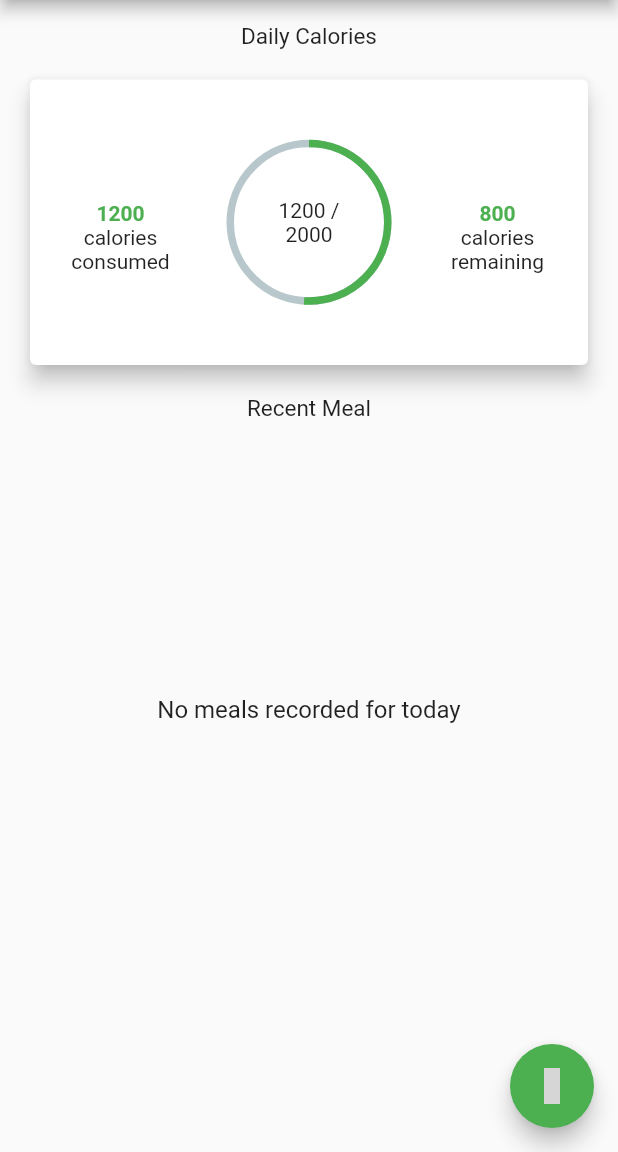
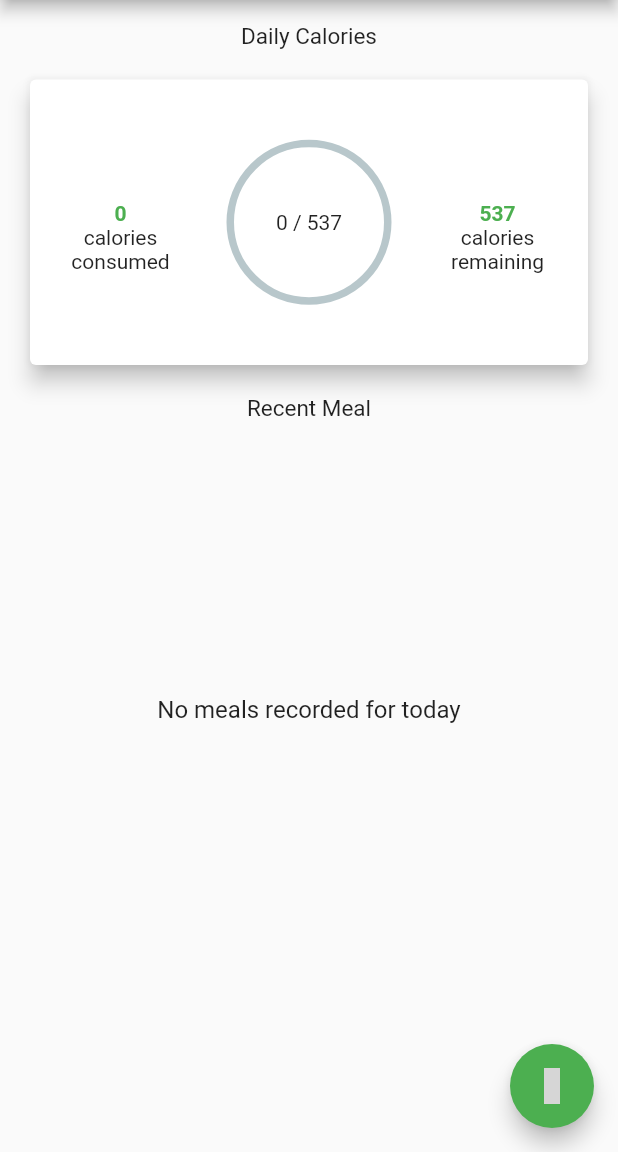
Before and after one commit to Hazrulidham28/Malay-Food-Calorie-Tracker-, a Flutter app: the MainPageWidgets screen opened directly, on a phone screen of 412 x 824 dp, the part 84-1236 px from its top. Run offline on Flutter 3.47's test engine with Material 2 defaults, Android fonts, the phone set to English and light mode, and no system bars; drawn by our look-alikes of percent_indicator; our stand-ins replace cloud_firestore, firebase_auth, firebase_core, firebase_storage, iconsax, image_picker and 1 more; missing offline and left inert: tflite_flutter; accounts and stored records are empty; grey boxes are pictures that could not be loaded.

Commit message:
add progress indicator

```diff
--- a/lib/controllers/foodServices.dart
+++ b/lib/controllers/foodServices.dart
@@ -12,6 +12,7 @@ class FoodService {
       int caloriesIndex, File foodImage) async {
     String foodID = _firestore.collection('foods').doc().id;
     try {
+      // File compressedImage = await compressImage(foodImage);
       //upload food image to firebase storage
       String imageURL = await _uploadFoodImage(userID, foodImage);
 
--- a/lib/providers/userProvider.dart
+++ b/lib/providers/userProvider.dart
@@ -109,4 +109,45 @@ class userProvider extends ChangeNotifier {
       throw e;
     }
   }
+
+  double getDailyIntake() {
+    double BMR = 0;
+
+    if (user!.gender.toLowerCase() == 'male') {
+      BMR = 88.362 +
+          (13.397 * user!.weight) +
+          (4.799 * user!.height) -
+          (5.677 * user!.age);
+    } else {
+      BMR = 447.593 +
+          (9.247 * user!.weight) +
+          (3.098 * user!.height) -
+          (4.330 * user!.age);
+    }
+
+    double activityFactor = 0, dailyIntake = 0;
+
+    switch (user!.activityLevel.toLowerCase()) {
+      case 'sedentary':
+        activityFactor = 1.2;
+        break;
+      case 'lightly active':
+        activityFactor = 1.375;
+        break;
+      case 'moderately active':
+        activityFactor = 1.55;
+        break;
+      case 'very active':
+        activityFactor = 1.725;
+        break;
+      case 'extra active':
+        activityFactor = 1.9;
+        break;
+      default:
+        activityFactor = 1.2;
+    }
+
+    dailyIntake = BMR * activityFactor;
+    return dailyIntake;
+  }
 }
--- a/lib/widgets/main_page_widgets.dart
+++ b/lib/widgets/main_page_widgets.dart
@@ -7,6 +7,7 @@ import '../controllers/foodServices.dart';
 import '../models/food.dart';
 import '../providers/tflite.dart';
 import '../providers/userProvider.dart'; // Update the import path for tflite.dart
+import 'dart:math';
 
 class MainPageWidgets extends StatefulWidget {
   @override
@@ -18,6 +19,9 @@ class _MainPageWidgetsState extends State<MainPageWidgets> {
   int _quantity = 1; // Initial quantity
   final FoodService _foodService = FoodService();
   List<Food> _todaysMeals = [];
+  double _totalCalories = 0;
+  double dailyIntake = 0;
+  double _remainingCal = 0;
 
   @override
   void dispose() {
@@ -35,7 +39,7 @@ class _MainPageWidgetsState extends State<MainPageWidgets> {
     automaticallyImplyLeading: false,
     title: Container(
       alignment: Alignment.center,
-      child: Text(
+      child: const Text(
         'Malay Food Calorie Tracker',
         textAlign: TextAlign.right,
       ),
@@ -78,10 +82,16 @@ class _MainPageWidgetsState extends State<MainPageWidgets> {
   Future<void> _fetchTodaysMeals() async {
     final userProvider userProviders =
         Provider.of<userProvider>(context, listen: false);
+    dailyIntake = userProviders.getDailyIntake();
+
     final List<Food> meals =
         await _foodService.getTodaysMeals(userProviders.userR!.userId);
+    double totalcalories = meals.fold(0, (sum, meal) => sum + meal.foodCal);
+
     setState(() {
       _todaysMeals = meals;
+      _totalCalories = totalcalories;
+      _remainingCal = dailyIntake - totalcalories;
     });
   }
 
@@ -95,10 +105,10 @@ class _MainPageWidgetsState extends State<MainPageWidgets> {
           appBar: appBar,
           body: Column(
             children: [
-              SizedBox(
+              const SizedBox(
                 height: 15,
               ),
-              Text(
+              const Text(
                 'Daily Calories',
                 style: TextStyle(fontSize: 15),
               ),
@@ -116,20 +126,20 @@ class _MainPageWidgetsState extends State<MainPageWidgets> {
                     children: [
                       Container(
                         width: 100,
-                        child: const Column(
+                        child: Column(
                           mainAxisAlignment: MainAxisAlignment.center,
                           children: [
-                            SizedBox(
+                            const SizedBox(
                               height: 20,
                             ),
                             Text(
-                              '1200',
-                              style: TextStyle(
+                              '${_totalCalories.toStringAsFixed(0)}',
+                              style: const TextStyle(
                                   fontSize: 14,
                                   color: Colors.green,
                                   fontWeight: FontWeight.bold),
                             ),
-                            Text(
+                            const Text(
                               'calories consumed',
                               style: TextStyle(fontSize: 14),
                               textAlign: TextAlign.center,
@@ -139,34 +149,37 @@ class _MainPageWidgetsState extends State<MainPageWidgets> {
                       ),
                       CircularPercentIndicator(
                         radius: 55,
-                        percent: 0.51,
+                        percent: min(_totalCalories / dailyIntake,
+                            1.0), // Ensure the percentage doesn't exceed 1.0
                         center: Container(
                           width: 60,
                           child: Text(
-                            '1200 / 2000 ',
+                            '${_totalCalories.toStringAsFixed(0)} / ${dailyIntake.toStringAsFixed(0)}',
                             textAlign: TextAlign.center,
-                            style: TextStyle(fontSize: 14),
+                            style: const TextStyle(fontSize: 14),
                           ),
                         ),
-                        progressColor: Colors.green,
+                        progressColor: _totalCalories > dailyIntake
+                            ? Colors.red
+                            : Colors.green, // Change color if over limit
                       ),
                       Container(
                         width: 100,
-                        child: const Column(
+                        child: Column(
                           mainAxisAlignment: MainAxisAlignment.center,
                           children: [
-                            SizedBox(
+                            const SizedBox(
                               height: 20,
                             ),
                             Text(
-                              '800',
-                              style: TextStyle(
+                              '${_remainingCal.toStringAsFixed(0)}',
+                              style: const TextStyle(
                                   fontSize: 14,
                                   color: Colors.green,
                                   fontWeight: FontWeight.bold),
                               textAlign: TextAlign.center,
                             ),
-                            Text(
+                            const Text(
                               'calories remaining',
                               style: TextStyle(fontSize: 14),
                               textAlign: TextAlign.center,
@@ -178,7 +191,7 @@ class _MainPageWidgetsState extends State<MainPageWidgets> {
                   ),
                 ),
               ),
-              Text(
+              const Text(
                 'Recent Meal',
                 style: TextStyle(fontSize: 15),
               ),
@@ -191,7 +204,7 @@ class _MainPageWidgetsState extends State<MainPageWidgets> {
                         MediaQuery.of(context).padding.top) *
                     0.5,
                 child: _todaysMeals.isEmpty
-                    ? Center(
+                    ? const Center(
                         child: Text(
                           'No meals recorded for today',
                           style: TextStyle(fontSize: 16),
@@ -205,7 +218,7 @@ class _MainPageWidgetsState extends State<MainPageWidgets> {
                               index]; // Access food directly from the foods list
                           return Card(
                             elevation: 4,
-                            margin: EdgeInsets.symmetric(
+                            margin: const EdgeInsets.symmetric(
                                 vertical: 8, horizontal: 5),
                             child: ListTile(
                               leading: CircleAvatar(
@@ -230,7 +243,7 @@ class _MainPageWidgetsState extends State<MainPageWidgets> {
               showDialog(
                 context: context,
                 builder: (BuildContext context) {
-                  return Center(
+                  return const Center(
                     child: CircularProgressIndicator(),
                   );
                 },
@@ -246,7 +259,7 @@ class _MainPageWidgetsState extends State<MainPageWidgets> {
                     double confidences = tflite.confidence as double;
                     String formattedConfidence = confidences.toStringAsFixed(2);
                     return AlertDialog(
-                      title: Center(child: Text("Captured Image")),
+                      title: const Center(child: Text("Captured Image")),
                       content: Column(
                         mainAxisSize: MainAxisSize.min,
                         crossAxisAlignment: CrossAxisAlignment.start,
@@ -323,10 +336,6 @@ class _MainPageWidgetsState extends State<MainPageWidgets> {
                         ),
                         TextButton(
                           onPressed: () {
-                            // double totalcal = totalCalories(
-                            //     tflite.predLabel.toString(), _quantity);
-                            //pass the food label, and quantity to the save food controller
-                            //may need to use await
                             _foodService.saveFoodData(
                                 userProviders.userR!.userId,
                                 label,
--- a/pubspec.yaml
+++ b/pubspec.yaml
@@ -24,6 +24,7 @@ dependencies:
   shared_preferences: ^2.2.2
   flutter_launcher_icons: ^0.13.1
   intl: ^0.19.0
+  path_provider: ^2.1.2
 
 dev_dependencies:
   flutter_test:
```
Also changed, not shown: pubspec.lock, 1 other file.
